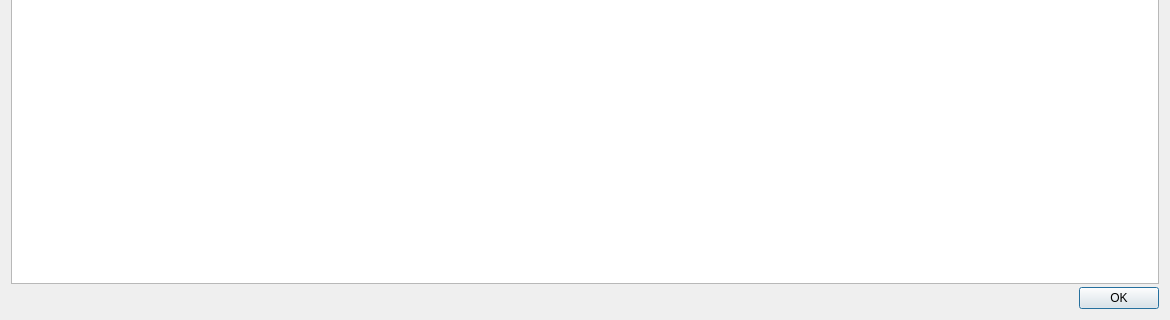
Before: the Qt Designer form client/src/ui/dialogs/event_log_dialog.ui in networkoptix/nx_open, drawn with Qt 5; both pictures show x 0 to 1170 and y 399 to 719 of the 1170 by 719 pixel window.
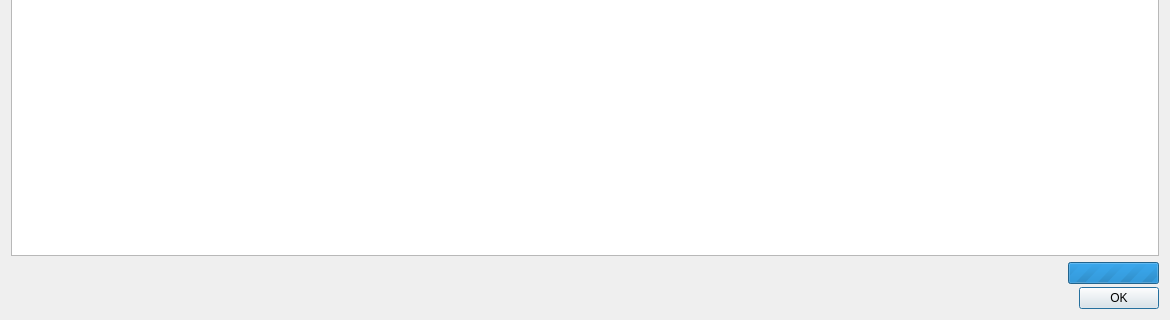
After: the same form once the commit is applied. Custom widgets are drawn as their Qt base class.

Commit message:
Refactoring/Internal #2253: Event Log dialog improvements
<==== Mercurial data ====>
Branch: master

Patch:
```diff
--- a/client/src/ui/dialogs/event_log_dialog.ui
+++ b/client/src/ui/dialogs/event_log_dialog.ui
@@ -172,31 +172,99 @@
     </widget>
    </item>
    <item>
-    <widget class="QnTableView" name="gridEvents">
-     <property name="mouseTracking">
-      <bool>true</bool>
-     </property>
-     <property name="contextMenuPolicy">
-      <enum>Qt::CustomContextMenu</enum>
-     </property>
-     <property name="editTriggers">
-      <set>QAbstractItemView::NoEditTriggers</set>
-     </property>
-     <property name="sortingEnabled">
-      <bool>true</bool>
-     </property>
-     <attribute name="horizontalHeaderStretchLastSection">
-      <bool>true</bool>
-     </attribute>
-     <attribute name="verticalHeaderVisible">
-      <bool>false</bool>
-     </attribute>
-     <attribute name="verticalHeaderShowSortIndicator" stdset="0">
-      <bool>true</bool>
-     </attribute>
-     <attribute name="verticalHeaderStretchLastSection">
-      <bool>false</bool>
-     </attribute>
+    <widget class="QStackedWidget" name="stackedWidget">
+     <widget class="QWidget" name="gridPage">
+      <layout class="QVBoxLayout" name="verticalLayout_3">
+       <property name="margin">
+        <number>0</number>
+       </property>
+       <item>
+        <widget class="QnTableView" name="gridEvents">
+         <property name="mouseTracking">
+          <bool>true</bool>
+         </property>
+         <property name="contextMenuPolicy">
+          <enum>Qt::CustomContextMenu</enum>
+         </property>
+         <property name="editTriggers">
+          <set>QAbstractItemView::NoEditTriggers</set>
+         </property>
+         <property name="alternatingRowColors">
+          <bool>true</bool>
+         </property>
+         <property name="sortingEnabled">
+          <bool>true</bool>
+         </property>
+         <attribute name="horizontalHeaderStretchLastSection">
+          <bool>true</bool>
+         </attribute>
+         <attribute name="verticalHeaderVisible">
+          <bool>false</bool>
+         </attribute>
+         <attribute name="verticalHeaderShowSortIndicator" stdset="0">
+          <bool>true</bool>
+         </attribute>
+         <attribute name="verticalHeaderStretchLastSection">
+          <bool>false</bool>
+         </attribute>
+        </widget>
+       </item>
+       <item>
+        <layout class="QHBoxLayout" name="horizontalLayout">
+         <item>
+          <widget class="QLabel" name="statusLabel">
+           <property name="text">
+            <string/>
+           </property>
+          </widget>
+         </item>
+         <item>
+          <spacer name="horizontalSpacer_3">
+           <property name="orientation">
+            <enum>Qt::Horizontal</enum>
+           </property>
+           <property name="sizeHint" stdset="0">
+            <size>
+             <width>40</width>
+             <height>20</height>
+            </size>
+           </property>
+          </spacer>
+         </item>
+         <item>
+          <widget class="QProgressBar" name="loadingProgressBar">
+           <property name="sizePolicy">
+            <sizepolicy hsizetype="Fixed" vsizetype="Fixed">
+             <horstretch>0</horstretch>
+             <verstretch>0</verstretch>
+            </sizepolicy>
+           </property>
+           <property name="maximum">
+            <number>0</number>
+           </property>
+           <property name="value">
+            <number>-1</number>
+           </property>
+          </widget>
+         </item>
+        </layout>
+       </item>
+      </layout>
+     </widget>
+     <widget class="QWidget" name="warnPage">
+      <layout class="QVBoxLayout" name="verticalLayout_2">
+       <item>
+        <widget class="QLabel" name="warningLabel">
+         <property name="text">
+          <string>All media servers are offline. Logs are not available.</string>
+         </property>
+         <property name="alignment">
+          <set>Qt::AlignCenter</set>
+         </property>
+        </widget>
+       </item>
+      </layout>
+     </widget>
     </widget>
    </item>
    <item>
```
Left out of the diff: 111 changed lines with no effect on the pictures. The commit also changes 2 other files.
